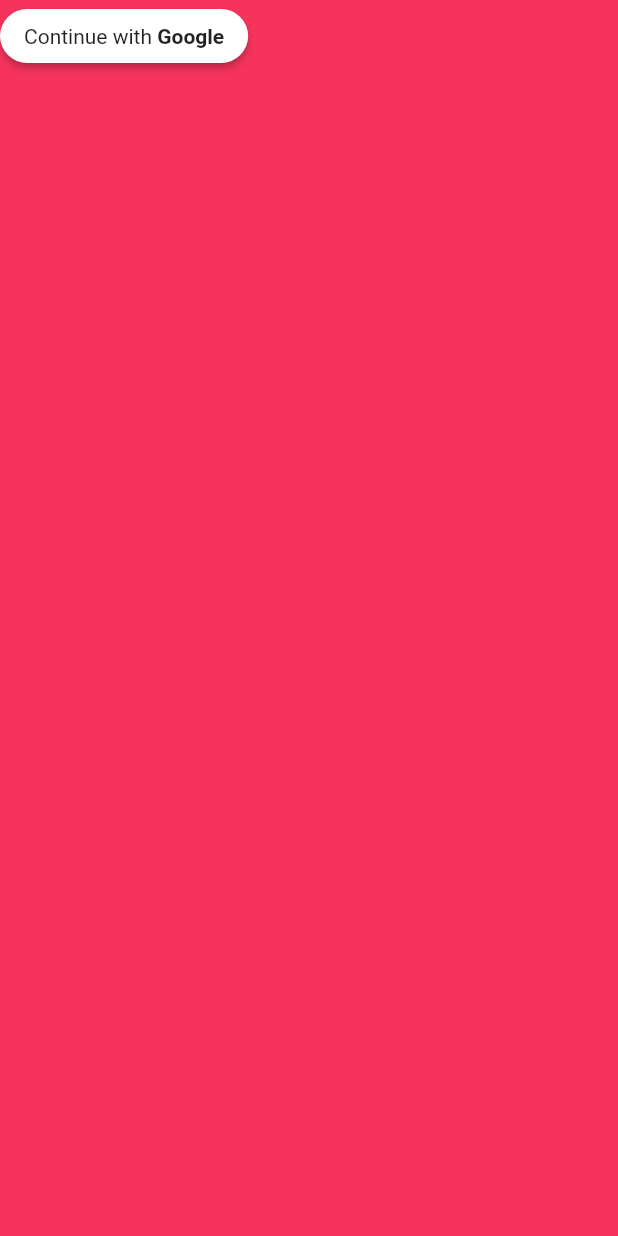
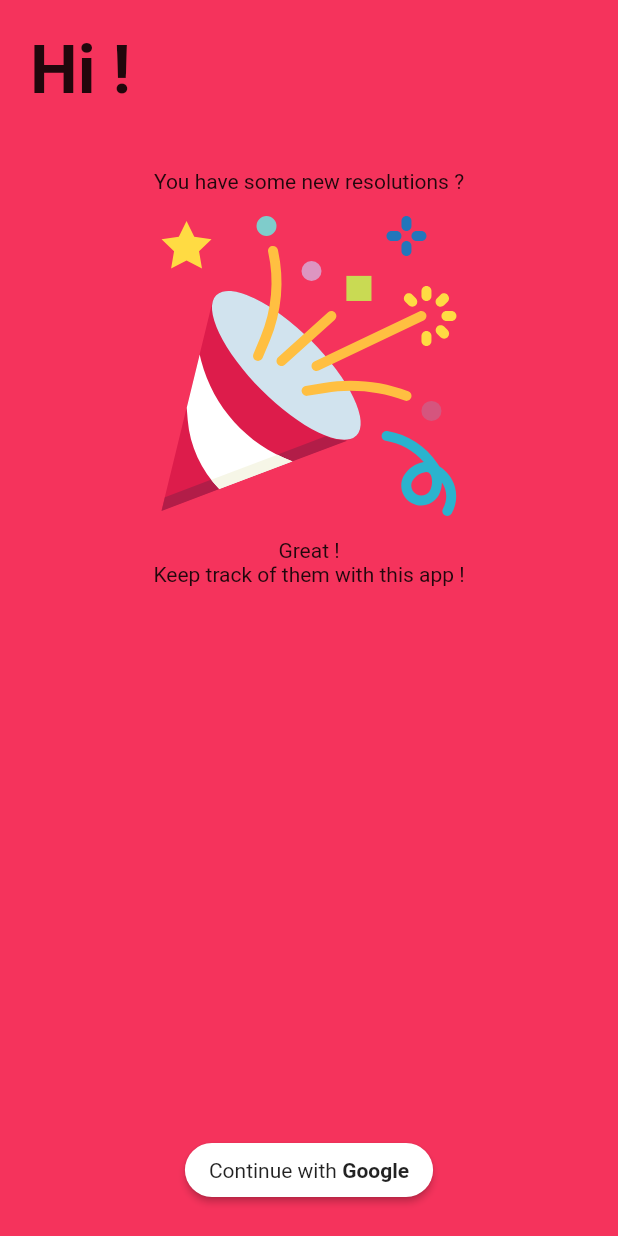
Before and after one commit to Romain-Guillot/ResolutionsTracker, a Flutter app: the WelcomePage screen opened directly, on a phone screen of 412 x 824 dp. Run offline on Flutter 3.47's test engine with Material 2 defaults, Android fonts, the phone set to English and light mode, and no system bars; our stand-ins replace firebase_auth, flutter_svg, google_sign_in; accounts and stored records are empty; statements that could not run were skipped.

Commit message:
Welcome page widget (TODO : text theme)

```diff
--- a/resolution_tracker/lib/main.dart
+++ b/resolution_tracker/lib/main.dart
@@ -2,6 +2,7 @@ import 'package:flutter/material.dart';
 import 'package:provider/provider.dart';
 import 'package:resolution_tracker/models/auth_notifier.dart';
 import 'package:resolution_tracker/models/resolutions_notifier.dart';
+import 'package:resolution_tracker/repositories/fb_authentication_repository.dart';
 import 'package:resolution_tracker/res/colors.dart';
 import 'package:resolution_tracker/res/dimen.dart';
 import 'package:resolution_tracker/res/strings.dart';
@@ -16,9 +17,15 @@ void main() {
         ChangeNotifierProvider(create: (context) => AuthenticationNotifier()),
         ChangeNotifierProvider(create: (context) => ResolutionsNotifier())
       ],
-      child: MyApp()),
-    );
+      child: MyApp()
+    ),
+  );
 }
+
+
+TextTheme appTextTheme = TextTheme(
+  title: TextStyle(fontSize: 45.0, fontWeight: Dimens.FONT_WEIGHT_BOLD),
+);
 
 
 ColorScheme appColorScheme = ColorScheme(
@@ -49,6 +56,8 @@ ThemeData appTheme = ThemeData(
   // inputDecorationTheme: ,
   // cardTheme: ,
 
+  textTheme: appTextTheme,
+
 );
 
 ///
@@ -62,6 +71,8 @@ ThemeData appTheme = ThemeData(
 class MyApp extends StatelessWidget {
   @override
   Widget build(BuildContext context) {
+    FirebaseAuthenticationRepository().logout(); // TODO : remove
+
     return MaterialApp(
       title: Strings.APP_NAME,
       theme: appTheme,
--- a/resolution_tracker/lib/repositories/fb_authentication_repository.dart
+++ b/resolution_tracker/lib/repositories/fb_authentication_repository.dart
@@ -40,6 +40,8 @@ class FirebaseAuthenticationRepository {
 
   Future<User> signInWithGoogle() async {
     final GoogleSignInAccount googleUser = await _googleProvider.signIn();
+    if (googleUser == null) // aborded
+      return null;
     final GoogleSignInAuthentication googleAuth = await googleUser.authentication;
 
     final AuthCredential credential = GoogleAuthProvider.getCredential(
@@ -48,6 +50,7 @@ class FirebaseAuthenticationRepository {
     );
 
     FirebaseUser user = (await _auth.signInWithCredential(credential)).user;
+    print("Sign in : " + user.uid);
     return User(user);
   }
 
@@ -59,8 +62,8 @@ class FirebaseAuthenticationRepository {
 
   }
 
-  logout() {
-
+  logout() async {
+    return _auth.signOut();
   }
 
   delete() {
--- a/resolution_tracker/lib/res/dimen.dart
+++ b/resolution_tracker/lib/res/dimen.dart
@@ -3,9 +3,15 @@ import 'package:flutter/painting.dart';
 
 class Dimens {
 
-  static final SHAPE_SMALL_CORNER_RADIUS = 99.0;
+  static const SCREEN_MARGIN_X = 20.0;
+  static const SCREEN_MARGIN_Y = 20.0;
 
-  static final FONT_WEIGHT_LIGHT = FontWeight.w300;
-  static final FONT_WEIGHT_REGULAR = FontWeight.w400;
-  static final FONT_WEIGHT_BOLD = FontWeight.w700;
+  static const WELCOME_BLOCK_PADDING = 40.0;
+  static const NORMAL_PADDING = 15.0;
+
+  static const SHAPE_SMALL_CORNER_RADIUS = 99.0;
+
+  static const FONT_WEIGHT_LIGHT = FontWeight.w300;
+  static const FONT_WEIGHT_REGULAR = FontWeight.w400;
+  static const FONT_WEIGHT_BOLD = FontWeight.w700;
 }
--- a/resolution_tracker/lib/ui/welcome.dart
+++ b/resolution_tracker/lib/ui/welcome.dart
@@ -2,6 +2,7 @@
 
 import 'package:flutter/material.dart';
 import 'package:flutter/widgets.dart';
+import 'package:flutter_svg/svg.dart';
 import 'package:resolution_tracker/repositories/fb_authentication_repository.dart';
 import 'package:resolution_tracker/res/colors.dart';
 import 'package:resolution_tracker/res/dimen.dart';
@@ -16,16 +17,35 @@ class WelcomePage extends StatelessWidget {
             colorScheme: appColorScheme.copyWith(
               primary: Color(0xFFFFFFFF),
               onPrimary: Color(0xFF000000),
-              onSurface: Color(0xFF000000),
-              onBackground: Color(0xFFFFFFFF)
-            )
+              background: ColorsApp.primaryColor,
+              onBackground: Color(0xFFFFFFFF),
+            ),
+            scaffoldBackgroundColor: ColorsApp.primaryColor,
+
         ),
         child: Scaffold(
-        backgroundColor: ColorsApp.primaryColor,
-        body: Column(
-          children: <Widget>[
-            GoogleSignInButton(onPressed: handleGoogleSignIn)
-          ],
+        body: Padding(
+          padding: const EdgeInsets.fromLTRB(Dimens.SCREEN_MARGIN_Y, Dimens.SCREEN_MARGIN_X, Dimens.SCREEN_MARGIN_Y, Dimens.SCREEN_MARGIN_X),
+          child: SizedBox.expand(
+              child: Column(
+              crossAxisAlignment: CrossAxisAlignment.center,
+              children: <Widget>[
+                SizedBox(
+                  width: double.infinity,
+                  child: Text(Strings.WELCOME_TITLE, style: Theme.of(context).textTheme.title),
+                ),
+                SizedBox(height: Dimens.WELCOME_BLOCK_PADDING,),
+                Text(Strings.WELCOME_INTRO1, style: Theme.of(context).textTheme.body1),
+                SizedBox(height: Dimens.NORMAL_PADDING,),
+                ConfettiImage(),
+                SizedBox(height: Dimens.NORMAL_PADDING,),
+                Text(Strings.WELCOME_INTRO2, style: Theme.of(context).textTheme.body1),
+                Text(Strings.WELCOME_INTRO3, style: Theme.of(context).textTheme.body1),
+                Expanded(child: SizedBox()),
+                GoogleSignInButton(onPressed: handleGoogleSignIn)
+              ],
+            ),
+          ),
         )
       ),
     );
@@ -61,3 +81,15 @@ class GoogleSignInButton extends StatelessWidget {
     );
   }
 }
+
+
+class ConfettiImage extends StatelessWidget {
+  @override
+  Widget build(BuildContext context) {
+    return SvgPicture.asset(
+        "assets/icon.svg",
+        semanticsLabel: 'Confetti logo',
+        width: 200,
+    );
+}
+}
--- a/resolution_tracker/pubspec.yaml
+++ b/resolution_tracker/pubspec.yaml
@@ -26,9 +26,8 @@ dev_dependencies:
 flutter:
   uses-material-design: true
 
-  # assets:
-  #  - images/a_dot_burr.jpeg
-  #  - images/a_dot_ham.jpeg
+  assets:
+    - assets/icon.svg
 
 
   # fonts:
```
Also changed, not shown: resolution_tracker/assets/icon.svg (added).
